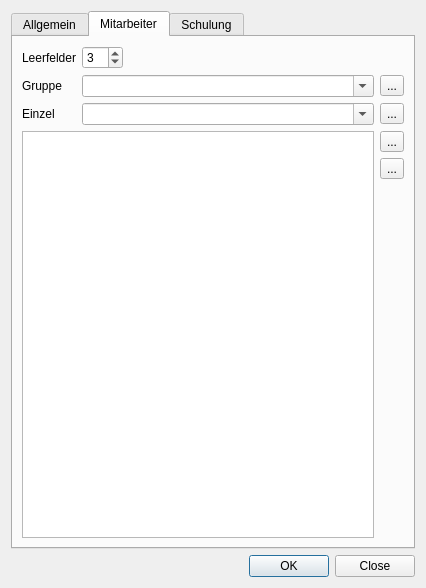
Old version of the form ui/qmsigninglistdialog.ui in the repository Christian-Kr/QualificationMatrix.
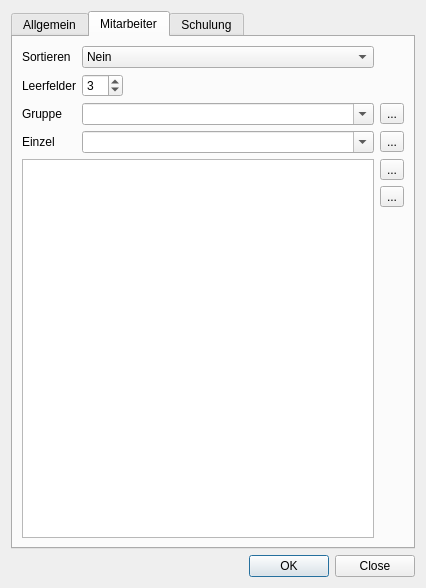
New version of the form. The open tabs and pages were chosen to show the change. Icons and pictures are not drawn.

Commit message: Add extended sort option for first and last name

```diff
--- a/ui/qmsigninglistdialog.ui
+++ b/ui/qmsigninglistdialog.ui
@@ -111,14 +111,14 @@
        <string>Mitarbeiter</string>
       </attribute>
       <layout class="QGridLayout" name="gridLayout">
-       <item row="0" column="0">
+       <item row="1" column="0">
         <widget class="QLabel" name="label_2">
          <property name="text">
           <string>Leerfelder</string>
          </property>
         </widget>
        </item>
-       <item row="0" column="1">
+       <item row="1" column="1">
         <layout class="QHBoxLayout" name="horizontalLayout">
          <item>
           <widget class="QSpinBox" name="spEmpty">
@@ -142,14 +142,14 @@
          </item>
         </layout>
        </item>
-       <item row="1" column="0">
+       <item row="2" column="0">
         <widget class="QLabel" name="label_3">
          <property name="text">
           <string>Gruppe</string>
          </property>
         </widget>
        </item>
-       <item row="1" column="1">
+       <item row="2" column="1">
         <widget class="QComboBox" name="cbEmployeeGroup">
          <property name="sizePolicy">
           <sizepolicy hsizetype="Expanding" vsizetype="Fixed">
@@ -174,56 +174,56 @@
          </property>
         </widget>
        </item>
-       <item row="1" column="2">
-        <widget class="QToolButton" name="tbAddEmployeeFromGroup">
-         <property name="text">
-          <string>...</string>
-         </property>
-         <property name="icon">
-          <iconset resource="../icons.qrc">
-           <normaloff>:/icons/icons/list-add.svg</normaloff>:/icons/icons/list-add.svg</iconset>
-         </property>
-         <property name="iconSize">
-          <size>
-           <width>22</width>
-           <height>22</height>
-          </size>
-         </property>
-        </widget>
-       </item>
-       <item row="2" column="0">
+       <item row="3" column="0">
         <widget class="QLabel" name="label_4">
          <property name="text">
           <string>Einzel</string>
          </property>
         </widget>
        </item>
-       <item row="2" column="1">
-        <widget class="QComboBox" name="cbSingleEmployee">
-         <property name="sizePolicy">
-          <sizepolicy hsizetype="Expanding" vsizetype="Fixed">
-           <horstretch>0</horstretch>
-           <verstretch>0</verstretch>
-          </sizepolicy>
-         </property>
-         <property name="editable">
-          <bool>true</bool>
-         </property>
-         <property name="maxVisibleItems">
-          <number>20</number>
-         </property>
-         <property name="insertPolicy">
-          <enum>QComboBox::NoInsert</enum>
-         </property>
-         <property name="sizeAdjustPolicy">
-          <enum>QComboBox::AdjustToMinimumContentsLength</enum>
-         </property>
-         <property name="minimumContentsLength">
-          <number>20</number>
-         </property>
-        </widget>
-       </item>
        <item row="2" column="2">
+        <widget class="QToolButton" name="tbAddEmployeeFromGroup">
+         <property name="text">
+          <string>...</string>
+         </property>
+         <property name="icon">
+          <iconset resource="../icons.qrc">
+           <normaloff>:/icons/icons/list-add.svg</normaloff>:/icons/icons/list-add.svg</iconset>
+         </property>
+         <property name="iconSize">
+          <size>
+           <width>22</width>
+           <height>22</height>
+          </size>
+         </property>
+        </widget>
+       </item>
+       <item row="3" column="1">
+        <widget class="QComboBox" name="cbSingleEmployee">
+         <property name="sizePolicy">
+          <sizepolicy hsizetype="Expanding" vsizetype="Fixed">
+           <horstretch>0</horstretch>
+           <verstretch>0</verstretch>
+          </sizepolicy>
+         </property>
+         <property name="editable">
+          <bool>true</bool>
+         </property>
+         <property name="maxVisibleItems">
+          <number>20</number>
+         </property>
+         <property name="insertPolicy">
+          <enum>QComboBox::NoInsert</enum>
+         </property>
+         <property name="sizeAdjustPolicy">
+          <enum>QComboBox::AdjustToMinimumContentsLength</enum>
+         </property>
+         <property name="minimumContentsLength">
+          <number>20</number>
+         </property>
+        </widget>
+       </item>
+       <item row="3" column="2">
         <widget class="QToolButton" name="tbAddEmployee">
          <property name="text">
           <string>...</string>
@@ -240,7 +240,7 @@
          </property>
         </widget>
        </item>
-       <item row="3" column="0" colspan="2">
+       <item row="4" column="0" colspan="2">
         <widget class="QListWidget" name="lwEmployees">
          <property name="sizePolicy">
           <sizepolicy hsizetype="Expanding" vsizetype="Preferred">
@@ -250,7 +250,7 @@
          </property>
         </widget>
        </item>
-       <item row="3" column="2">
+       <item row="4" column="2">
         <layout class="QVBoxLayout" name="verticalLayout_3">
          <item>
           <widget class="QToolButton" name="tbRemoveEmployee">
@@ -301,6 +301,32 @@
          </item>
         </layout>
        </item>
+       <item row="0" column="1">
+        <widget class="QComboBox" name="cbSort">
+         <item>
+          <property name="text">
+           <string>Nein</string>
+          </property>
+         </item>
+         <item>
+          <property name="text">
+           <string>Vorname</string>
+          </property>
+         </item>
+         <item>
+          <property name="text">
+           <string>Nachname</string>
+          </property>
+         </item>
+        </widget>
+       </item>
+       <item row="0" column="0">
+        <widget class="QLabel" name="label_10">
+         <property name="text">
+          <string>Sortieren</string>
+         </property>
+        </widget>
+       </item>
       </layout>
      </widget>
      <widget class="QWidget" name="taTraining">
```
The commit also changes 3 other files.
